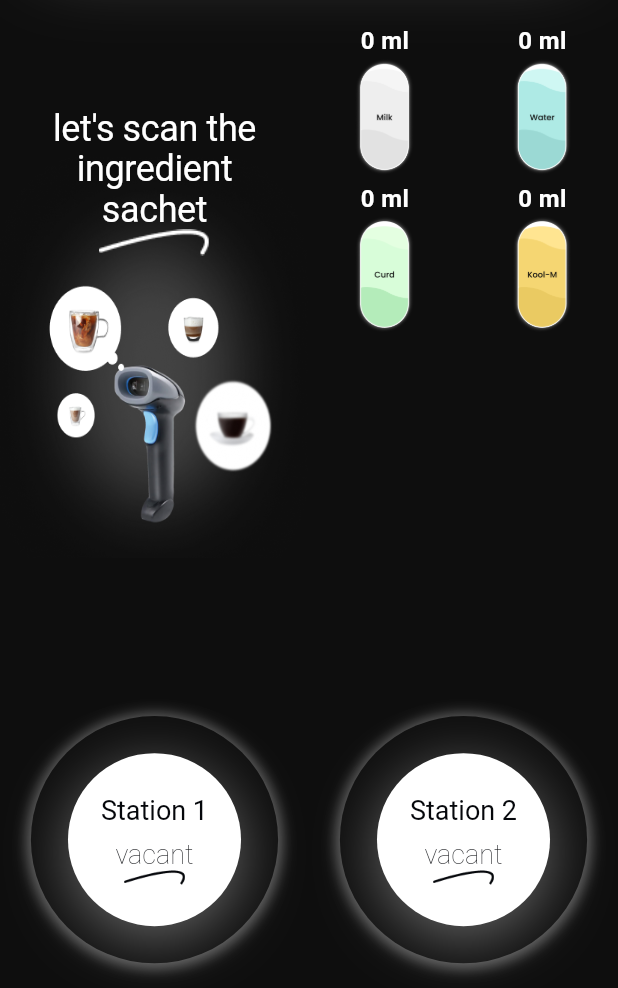
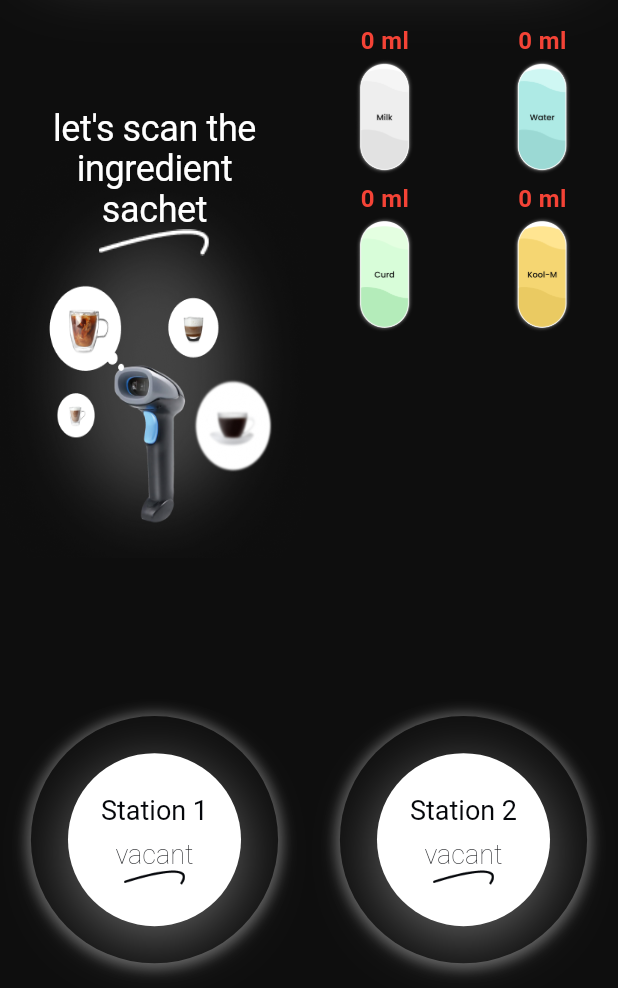
Before and after one commit to businesssoftware-code/machine_app, a Flutter app: the screen it shows after launch, on a phone screen of 412 x 824 dp, the part 248-1236 px from its top. Run offline on Flutter 3.47's test engine with Material 3 defaults, Android fonts, the light colour scheme and no system bars; our stand-ins replace get, google_fonts, shared_preferences; network calls fail; Roboto replaces fonts that are missing (Pattaya).

Commit message:
home-page-quantity-issue-fixed

```diff
--- a/lib/views/utilities/utilities.dart
+++ b/lib/views/utilities/utilities.dart
@@ -59,11 +59,8 @@ class _UtilitiesScreenState extends State<UtilitiesScreen> {
     });
     try {
       final response = await http.get(Uri.parse(url));
-      if (response.statusCode == 200) {
-        _showSnackBar('Request successful!', Colors.black, Colors.white);
-      } else {
+      if (response.statusCode != 200) {
         _showSnackBar('Request failed with status: ${response.statusCode}', Colors.black, Colors.white);
-
       }
     } catch (e) {
       _showSnackBar('Error: $e', Colors.black, Colors.white);
--- a/lib/widgets/waveCard.dart
+++ b/lib/widgets/waveCard.dart
@@ -27,10 +27,10 @@ class WaveCard extends StatelessWidget {
             children: [
               Text(
                 '$quantity ml',
-                style: const TextStyle(
+                style: TextStyle(
                   fontSize: 16,
                   fontWeight: FontWeight.bold,
-                  color: Colors.white,
+                  color: quantity < 400 ? Colors.red :  Colors.white,
                 ),
               ),
               Expanded(
```
Also changed, not shown: lib/widgets/refillCard.dart (+7 -0 lines).
